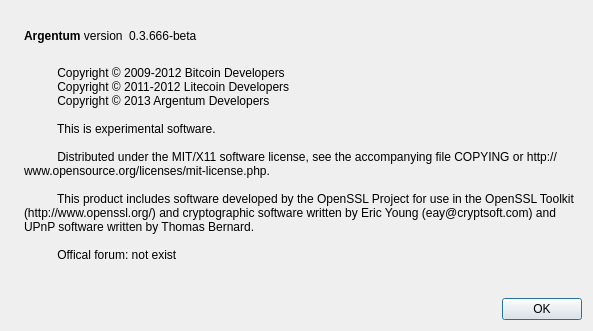
Qt form src/qt/forms/aboutdialog.ui (transacx/ARG) before a commit.
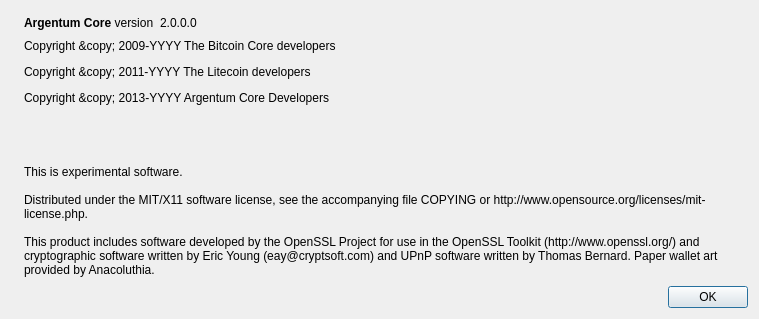
The same form after that commit. Icons and pictures are not drawn.

Diff of the .ui file:
```diff
--- a/src/qt/forms/aboutdialog.ui
+++ b/src/qt/forms/aboutdialog.ui
@@ -6,8 +6,8 @@
    <rect>
     <x>0</x>
     <y>0</y>
-    <width>593</width>
-    <height>331</height>
+    <width>759</width>
+    <height>319</height>
    </rect>
   </property>
   <property name="windowTitle">
@@ -50,7 +50,7 @@
           <cursorShape>IBeamCursor</cursorShape>
          </property>
          <property name="text">
-          <string>&lt;b&gt;Argentum&lt;/b&gt; version</string>
+          <string>&lt;b&gt;Argentum Core&lt;/b&gt; version</string>
          </property>
          <property name="textInteractionFlags">
           <set>Qt::LinksAccessibleByMouse|Qt::TextSelectableByKeyboard|Qt::TextSelectableByMouse</set>
@@ -63,10 +63,7 @@
           <cursorShape>IBeamCursor</cursorShape>
          </property>
          <property name="text">
-          <string notr="true">0.3.666-beta</string>
-         </property>
-         <property name="textFormat">
-          <enum>Qt::RichText</enum>
+          <string notr="true">2.0.0.0</string>
          </property>
          <property name="textInteractionFlags">
           <set>Qt::LinksAccessibleByMouse|Qt::TextSelectableByKeyboard|Qt::TextSelectableByMouse</set>
@@ -88,6 +85,22 @@
        </item>
       </layout>
      </item>
+     <item>
+      <widget class="QLabel" name="copyrightLabel">
+       <property name="cursor">
+        <cursorShape>IBeamCursor</cursorShape>
+       </property>
+       <property name="text">
+        <string notr="true">&lt;html&gt;&lt;head/&gt;&lt;body&gt;&lt;p&gt;Copyright &amp;amp;copy; 2009-YYYY The Bitcoin Core developers&lt;/p&gt;&lt;p&gt;Copyright &amp;amp;copy; 2011-YYYY The Litecoin developers&lt;/p&gt;&lt;p&gt;Copyright &amp;amp;copy; 2013-YYYY Argentum Core Developers&lt;/p&gt;&lt;p&gt;&lt;br/&gt;&lt;/p&gt;&lt;/body&gt;&lt;/html&gt;</string>
+       </property>
+       <property name="textFormat">
+        <enum>Qt::RichText</enum>
+       </property>
+       <property name="textInteractionFlags">
+        <set>Qt::LinksAccessibleByMouse|Qt::TextSelectableByKeyboard|Qt::TextSelectableByMouse</set>
+       </property>
+      </widget>
+     </item>
      <item>
       <widget class="QLabel" name="label_2">
        <property name="cursor">
@@ -95,18 +108,11 @@
        </property>
        <property name="text">
         <string>
-          Copyright © 2009-2012 Bitcoin Developers
-          Copyright © 2011-2012 Litecoin Developers
-          Copyright © 2013 Argentum Developers
+This is experimental software.
 
-          This is experimental software.
+Distributed under the MIT/X11 software license, see the accompanying file COPYING or http://www.opensource.org/licenses/mit-license.php.
 
-          Distributed under the MIT/X11 software license, see the accompanying file COPYING or http://www.opensource.org/licenses/mit-license.php.
-
-          This product includes software developed by the OpenSSL Project for use in the OpenSSL Toolkit (http://www.openssl.org/) and cryptographic software written by Eric Young (eay@cryptsoft.com) and UPnP software written by Thomas Bernard.
-
-          Offical forum: not exist
-        </string>
+This product includes software developed by the OpenSSL Project for use in the OpenSSL Toolkit (http://www.openssl.org/) and cryptographic software written by Eric Young (eay@cryptsoft.com) and UPnP software written by Thomas Bernard. Paper wallet art provided by Anacoluthia.</string>
        </property>
        <property name="wordWrap">
         <bool>true</bool>
```
Left out of the diff: 22 changed lines with no effect on the pictures.
